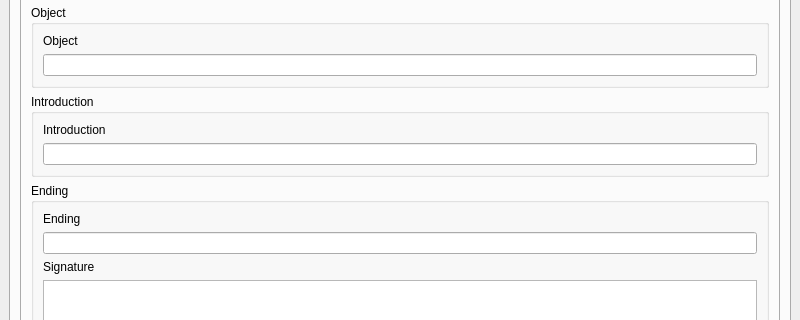
This is ui/lattr.ui in blblblu/lattr as Qt 5 draws it before an edit; both pictures show x 0 to 800 and y 93 to 413 of the 800 by 600 pixel window. The edited form follows.
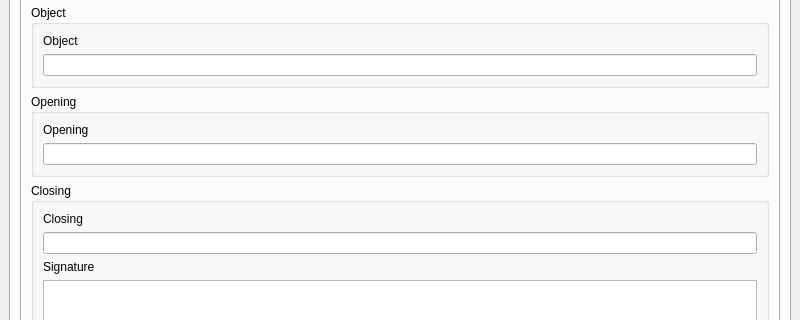
This is the edited form. The open tabs and pages were chosen to show the change.

```diff
--- a/ui/lattr.ui
+++ b/ui/lattr.ui
@@ -228,7 +228,7 @@
             <item row="1" column="0">
              <widget class="QGroupBox" name="groupBoxIntroduction">
               <property name="title">
-               <string>Introduction</string>
+               <string>Opening</string>
               </property>
               <layout class="QGridLayout" name="gridLayout_14">
                <item row="1" column="0">
@@ -237,7 +237,7 @@
                <item row="0" column="0">
                 <widget class="QLabel" name="labelIntroduction">
                  <property name="text">
-                  <string>Introduction</string>
+                  <string>Opening</string>
                  </property>
                 </widget>
                </item>
@@ -247,13 +247,13 @@
             <item row="2" column="0">
              <widget class="QGroupBox" name="groupBoxEnding">
               <property name="title">
-               <string>Ending</string>
+               <string>Closing</string>
               </property>
               <layout class="QGridLayout" name="gridLayout_15">
                <item row="0" column="0">
                 <widget class="QLabel" name="labelEnding">
                  <property name="text">
-                  <string>Ending</string>
+                  <string>Closing</string>
                  </property>
                 </widget>
                </item>
```
Left out of the diff: 17 changed lines with no effect on the pictures.
